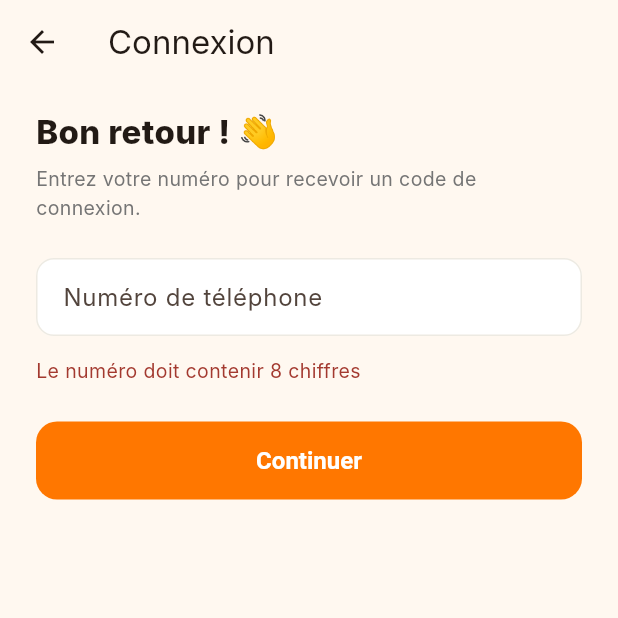
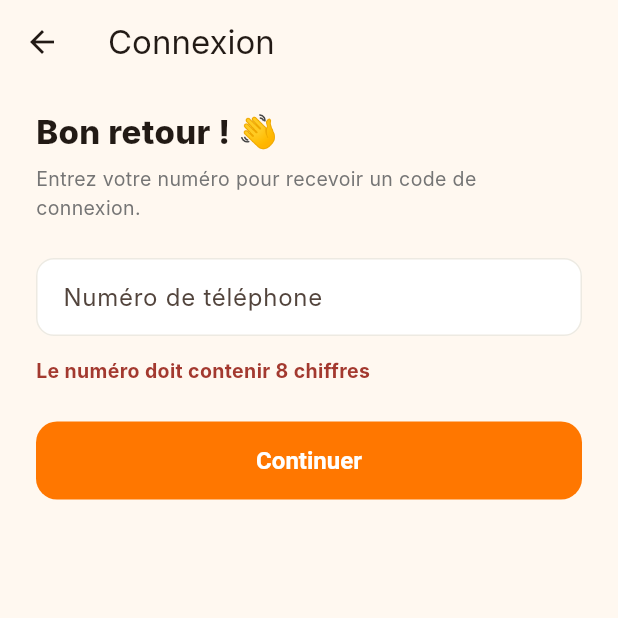
Before and after one commit to issa1299/SIRAKELEN, a Flutter app: the LoginScreen screen opened directly, after a tap on "Continuer", on a phone screen of 412 x 824 dp, the top half of it. Run offline on Flutter 3.47's test engine with Material 3 defaults, Android fonts, the phone set to English and light mode, and no system bars; our stand-ins replace firebase_auth, firebase_core; accounts and stored records are empty; Roboto replaces fonts that are missing (Inter).

Commit message:
debug(mobile): afficher le detail de l erreur reseau sur l ecran connexion

```diff
--- a/mobile/lib/screens/login_screen.dart
+++ b/mobile/lib/screens/login_screen.dart
@@ -47,13 +47,16 @@ class _LoginScreenState extends State<LoginScreen> {
           builder: (_) => HomeScreen(prenom: user['prenom'] as String? ?? ''),
         ),
       );
-    } catch (_) {
+    } catch (e) {
       setState(() {
-        _erreur = 'Impossible de joindre le serveur';
+        _erreur = 'Connexion au serveur impossible';
+        _detailErreur = e.toString();
         _chargement = false;
       });
     }
   }
+
+  String? _detailErreur;
 
   @override
   Widget build(BuildContext context) {
@@ -87,7 +90,14 @@ class _LoginScreenState extends State<LoginScreen> {
             if (_erreur != null) ...[
               const SizedBox(height: 14),
               Text(_erreur!,
-                  style: const TextStyle(color: Color(0xFFA3392F), fontSize: 13)),
+                  style: const TextStyle(
+                      color: Color(0xFFA3392F),
+                      fontSize: 13,
+                      fontWeight: FontWeight.w700)),
+              if (_detailErreur != null)
+                Text(_detailErreur!,
+                    style: TextStyle(
+                        color: Colors.grey.shade600, fontSize: 10)),
             ],
             const SizedBox(height: 24),
             FilledButton(
```
